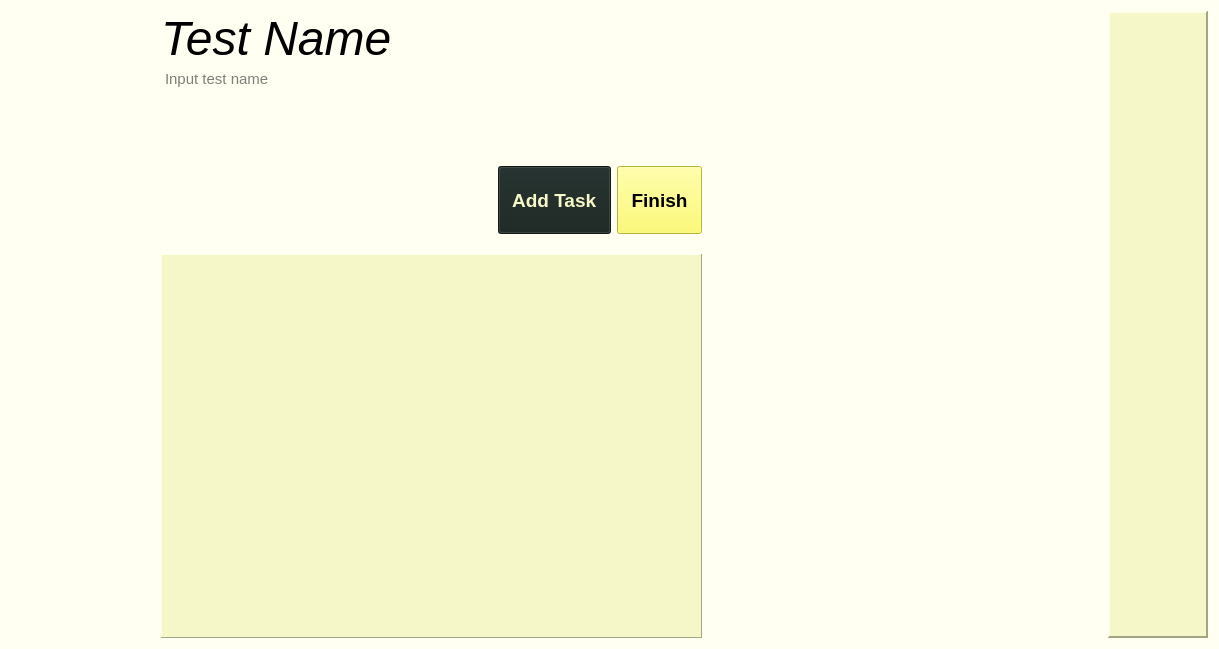
adibozzhanov/LeProgram, file src/views/ui/testMaking.ui: the form before one commit.
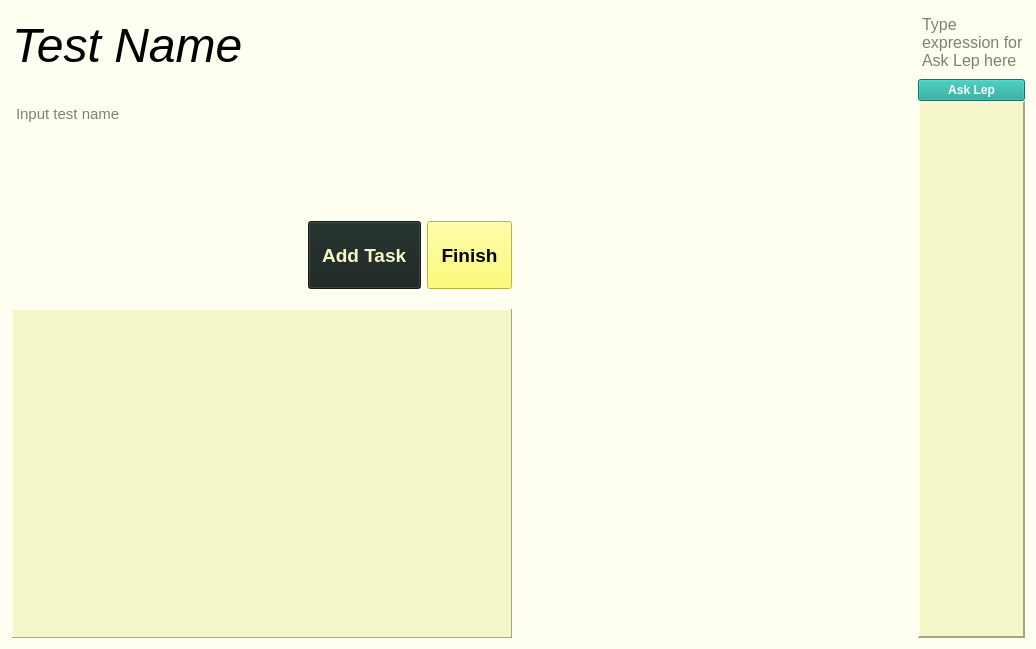
The form after the commit.

Commit message: making ask lep page pretty

```diff
--- a/src/views/ui/testMaking.ui
+++ b/src/views/ui/testMaking.ui
@@ -6,7 +6,7 @@
    <rect>
     <x>0</x>
     <y>0</y>
-    <width>1219</width>
+    <width>1036</width>
     <height>649</height>
    </rect>
   </property>
@@ -21,56 +21,122 @@
    <property name="verticalSpacing">
     <number>0</number>
    </property>
-   <item row="5" column="1">
-    <widget class="QPlainTextEdit" name="testNameInput">
+   <item row="1" column="6">
+    <widget class="QPlainTextEdit" name="askLepInput">
      <property name="sizePolicy">
-      <sizepolicy hsizetype="Preferred" vsizetype="Preferred">
+      <sizepolicy hsizetype="Expanding" vsizetype="Preferred">
        <horstretch>0</horstretch>
        <verstretch>0</verstretch>
       </sizepolicy>
      </property>
      <property name="minimumSize">
       <size>
-       <width>100</width>
+       <width>0</width>
        <height>0</height>
       </size>
      </property>
      <property name="maximumSize">
       <size>
        <width>16777215</width>
-       <height>40</height>
+       <height>68</height>
       </size>
      </property>
      <property name="font">
       <font>
        <family>Helvetica Neue</family>
-       <pointsize>11</pointsize>
+       <pointsize>12</pointsize>
       </font>
      </property>
-     <property name="styleSheet">
-      <string notr="true">border-color: rgb(246, 247, 200)</string>
-     </property>
      <property name="frameShape">
       <enum>QFrame::NoFrame</enum>
      </property>
      <property name="frameShadow">
       <enum>QFrame::Plain</enum>
      </property>
+     <property name="placeholderText">
+      <string>Type expression for Ask Lep here</string>
+     </property>
+    </widget>
+   </item>
+   <item row="10" column="3">
+    <widget class="QPushButton" name="addTaskButton">
+     <property name="sizePolicy">
+      <sizepolicy hsizetype="Minimum" vsizetype="Fixed">
+       <horstretch>0</horstretch>
+       <verstretch>0</verstretch>
+      </sizepolicy>
+     </property>
+     <property name="minimumSize">
+      <size>
+       <width>0</width>
+       <height>68</height>
+      </size>
+     </property>
+     <property name="font">
+      <font>
+       <family>Helvetica Neue</family>
+       <pointsize>14</pointsize>
+       <weight>75</weight>
+       <bold>true</bold>
+      </font>
+     </property>
+     <property name="styleSheet">
+      <string notr="true">background-color: rgb(24, 35, 32);
+color: rgb(246, 247, 200);
+</string>
+     </property>
+     <property name="text">
+      <string>  Add Task  </string>
+     </property>
+    </widget>
+   </item>
+   <item row="1" column="1">
+    <widget class="QLabel" name="testNameLabel">
+     <property name="font">
+      <font>
+       <family>Helvetica Neue</family>
+       <pointsize>36</pointsize>
+       <weight>50</weight>
+       <italic>true</italic>
+       <bold>false</bold>
+      </font>
+     </property>
      <property name="lineWidth">
       <number>0</number>
      </property>
-     <property name="verticalScrollBarPolicy">
-      <enum>Qt::ScrollBarAlwaysOff</enum>
+     <property name="text">
+      <string>Test Name</string>
      </property>
-     <property name="horizontalScrollBarPolicy">
-      <enum>Qt::ScrollBarAlwaysOff</enum>
+    </widget>
+   </item>
+   <item row="10" column="4">
+    <widget class="QPushButton" name="finishButton">
+     <property name="minimumSize">
+      <size>
+       <width>0</width>
+       <height>68</height>
+      </size>
      </property>
-     <property name="placeholderText">
-      <string>Input test name</string>
+     <property name="font">
+      <font>
+       <family>Helvetica Neue</family>
+       <pointsize>14</pointsize>
+       <weight>75</weight>
+       <bold>true</bold>
+      </font>
      </property>
+     <property name="styleSheet">
+      <string notr="true">background-color: rgb(255, 253, 78);
+border-color: rgb(255, 253, 78);
+selection-color:rgb(233, 234, 189);
+selection-background-color: rgb(233, 234, 189);</string>
+     </property>
+     <property name="text">
+      <string>  Finish  </string>
+     </property>
     </widget>
    </item>
-   <item row="9" column="2">
+   <item row="11" column="2">
     <spacer name="verticalSpacer">
      <property name="orientation">
       <enum>Qt::Vertical</enum>
@@ -86,7 +152,44 @@
      </property>
     </spacer>
    </item>
-   <item row="8" column="5">
+   <item row="4" column="6" rowspan="12">
+    <widget class="QFrame" name="askLepWidgetFrame">
+     <property name="sizePolicy">
+      <sizepolicy hsizetype="Fixed" vsizetype="Preferred">
+       <horstretch>0</horstretch>
+       <verstretch>0</verstretch>
+      </sizepolicy>
+     </property>
+     <property name="minimumSize">
+      <size>
+       <width>100</width>
+       <height>400</height>
+      </size>
+     </property>
+     <property name="maximumSize">
+      <size>
+       <width>900</width>
+       <height>16777215</height>
+      </size>
+     </property>
+     <property name="styleSheet">
+      <string notr="true">background-color: rgb(246, 247, 200);
+border-color: rgb(246, 247, 200);
+</string>
+     </property>
+     <property name="frameShape">
+      <enum>QFrame::Panel</enum>
+     </property>
+     <property name="frameShadow">
+      <enum>QFrame::Raised</enum>
+     </property>
+     <property name="lineWidth">
+      <number>2</number>
+     </property>
+     <layout class="QVBoxLayout" name="askLepLayout"/>
+    </widget>
+   </item>
+   <item row="10" column="5">
     <spacer name="horizontalSpacer_3">
      <property name="orientation">
       <enum>Qt::Horizontal</enum>
@@ -102,7 +205,62 @@
      </property>
     </spacer>
    </item>
-   <item row="13" column="1" colspan="4">
+   <item row="5" column="1">
+    <widget class="QPlainTextEdit" name="testDescriptionInput">
+     <property name="sizePolicy">
+      <sizepolicy hsizetype="Preferred" vsizetype="Fixed">
+       <horstretch>0</horstretch>
+       <verstretch>0</verstretch>
+      </sizepolicy>
+     </property>
+     <property name="minimumSize">
+      <size>
+       <width>100</width>
+       <height>60</height>
+      </size>
+     </property>
+     <property name="maximumSize">
+      <size>
+       <width>16777215</width>
+       <height>60</height>
+      </size>
+     </property>
+     <property name="font">
+      <font>
+       <family>Helvetica Neue</family>
+       <pointsize>11</pointsize>
+      </font>
+     </property>
+     <property name="styleSheet">
+      <string notr="true">border-color: rgb(246, 247, 200)</string>
+     </property>
+     <property name="frameShape">
+      <enum>QFrame::NoFrame</enum>
+     </property>
+     <property name="frameShadow">
+      <enum>QFrame::Plain</enum>
+     </property>
+     <property name="lineWidth">
+      <number>0</number>
+     </property>
+     <property name="verticalScrollBarPolicy">
+      <enum>Qt::ScrollBarAlwaysOff</enum>
+     </property>
+     <property name="horizontalScrollBarPolicy">
+      <enum>Qt::ScrollBarAlwaysOff</enum>
+     </property>
+     <property name="tabChangesFocus">
+      <bool>false</bool>
+     </property>
+     <property name="plainText">
+      <string/>
+     </property>
+     <property name="placeholderText">
+      <string>Input test description</string>
+     </property>
+    </widget>
+   </item>
+   <item row="15" column="1" colspan="4">
     <widget class="QScrollArea" name="taskMakingScrollArea">
      <property name="sizePolicy">
       <sizepolicy hsizetype="Preferred" vsizetype="Expanding">
@@ -143,8 +301,8 @@
        <rect>
         <x>0</x>
         <y>0</y>
-        <width>531</width>
-        <height>384</height>
+        <width>498</width>
+        <height>330</height>
        </rect>
       </property>
       <layout class="QVBoxLayout" name="verticalLayout_2">
@@ -159,10 +317,23 @@
      </widget>
     </widget>
    </item>
-   <item row="7" column="1">
-    <widget class="QPlainTextEdit" name="testDescriptionInput">
+   <item row="10" column="1">
+    <spacer name="horizontalSpacer_2">
+     <property name="orientation">
+      <enum>Qt::Horizontal</enum>
+     </property>
+     <property name="sizeHint" stdset="0">
+      <size>
+       <width>40</width>
+       <height>20</height>
+      </size>
+     </property>
+    </spacer>
+   </item>
+   <item row="4" column="1">
+    <widget class="QPlainTextEdit" name="testNameInput">
      <property name="sizePolicy">
-      <sizepolicy hsizetype="Preferred" vsizetype="Fixed">
+      <sizepolicy hsizetype="Preferred" vsizetype="Preferred">
        <horstretch>0</horstretch>
        <verstretch>0</verstretch>
       </sizepolicy>
@@ -170,13 +341,13 @@
      <property name="minimumSize">
       <size>
        <width>100</width>
-       <height>60</height>
+       <height>0</height>
       </size>
      </property>
      <property name="maximumSize">
       <size>
        <width>16777215</width>
-       <height>60</height>
+       <height>40</height>
       </size>
      </property>
      <property name="font">
@@ -203,73 +374,12 @@
      <property name="horizontalScrollBarPolicy">
       <enum>Qt::ScrollBarAlwaysOff</enum>
      </property>
-     <property name="tabChangesFocus">
-      <bool>false</bool>
-     </property>
-     <property name="plainText">
-      <string/>
-     </property>
      <property name="placeholderText">
-      <string>Input test description</string>
+      <string>Input test name</string>
      </property>
     </widget>
    </item>
-   <item row="0" column="6" rowspan="14">
-    <widget class="QFrame" name="askLepWidgetFrame">
-     <property name="sizePolicy">
-      <sizepolicy hsizetype="Fixed" vsizetype="Preferred">
-       <horstretch>0</horstretch>
-       <verstretch>0</verstretch>
-      </sizepolicy>
-     </property>
-     <property name="minimumSize">
-      <size>
-       <width>100</width>
-       <height>400</height>
-      </size>
-     </property>
-     <property name="maximumSize">
-      <size>
-       <width>900</width>
-       <height>16777215</height>
-      </size>
-     </property>
-     <property name="styleSheet">
-      <string notr="true">background-color: rgb(246, 247, 200);
-border-color: rgb(246, 247, 200);
-</string>
-     </property>
-     <property name="frameShape">
-      <enum>QFrame::Panel</enum>
-     </property>
-     <property name="frameShadow">
-      <enum>QFrame::Raised</enum>
-     </property>
-     <property name="lineWidth">
-      <number>2</number>
-     </property>
-    </widget>
-   </item>
-   <item row="3" column="1">
-    <widget class="QLabel" name="testNameLabel">
-     <property name="font">
-      <font>
-       <family>Helvetica Neue</family>
-       <pointsize>36</pointsize>
-       <weight>50</weight>
-       <italic>true</italic>
-       <bold>false</bold>
-      </font>
-     </property>
-     <property name="lineWidth">
-      <number>0</number>
-     </property>
-     <property name="text">
-      <string>Test Name</string>
-     </property>
-    </widget>
-   </item>
-   <item row="7" column="0">
+   <item row="9" column="0">
     <spacer name="horizontalSpacer">
      <property name="orientation">
       <enum>Qt::Horizontal</enum>
@@ -285,75 +395,40 @@
      </property>
     </spacer>
    </item>
-   <item row="8" column="1">
-    <spacer name="horizontalSpacer_2">
-     <property name="orientation">
-      <enum>Qt::Horizontal</enum>
-     </property>
-     <property name="sizeHint" stdset="0">
-      <size>
-       <width>40</width>
-       <height>20</height>
-      </size>
-     </property>
-    </spacer>
-   </item>
-   <item row="8" column="3">
-    <widget class="QPushButton" name="addTaskButton">
+   <item row="2" column="6">
+    <widget class="QPushButton" name="askLepButton">
      <property name="sizePolicy">
-      <sizepolicy hsizetype="Minimum" vsizetype="Fixed">
+      <sizepolicy hsizetype="Fixed" vsizetype="Fixed">
        <horstretch>0</horstretch>
        <verstretch>0</verstretch>
       </sizepolicy>
      </property>
      <property name="minimumSize">
       <size>
-       <width>0</width>
-       <height>68</height>
+       <width>100</width>
+       <height>0</height>
+      </size>
+     </property>
+     <property name="maximumSize">
+      <size>
+       <width>900</width>
+       <height>16777215</height>
       </size>
      </property>
      <property name="font">
       <font>
        <family>Helvetica Neue</family>
-       <pointsize>14</pointsize>
        <weight>75</weight>
        <bold>true</bold>
       </font>
      </property>
      <property name="styleSheet">
-      <string notr="true">background-color: rgb(24, 35, 32);
-color: rgb(246, 247, 200);
+      <string notr="true">background-color: rgb(23, 161, 145);
+color: rgb(255, 255, 255);
 </string>
      </property>
      <property name="text">
-      <string>  Add Task  </string>
-     </property>
-    </widget>
-   </item>
-   <item row="8" column="4">
-    <widget class="QPushButton" name="finishButton">
-     <property name="minimumSize">
-      <size>
-       <width>0</width>
-       <height>68</height>
-      </size>
-     </property>
-     <property name="font">
-      <font>
-       <family>Helvetica Neue</family>
-       <pointsize>14</pointsize>
-       <weight>75</weight>
-       <bold>true</bold>
-      </font>
-     </property>
-     <property name="styleSheet">
-      <string notr="true">background-color: rgb(255, 253, 78);
-border-color: rgb(255, 253, 78);
-selection-color:rgb(233, 234, 189);
-selection-background-color: rgb(233, 234, 189);</string>
-     </property>
-     <property name="text">
-      <string>  Finish  </string>
+      <string>Ask Lep</string>
      </property>
     </widget>
    </item>
```
The commit also changes 9 other files.
